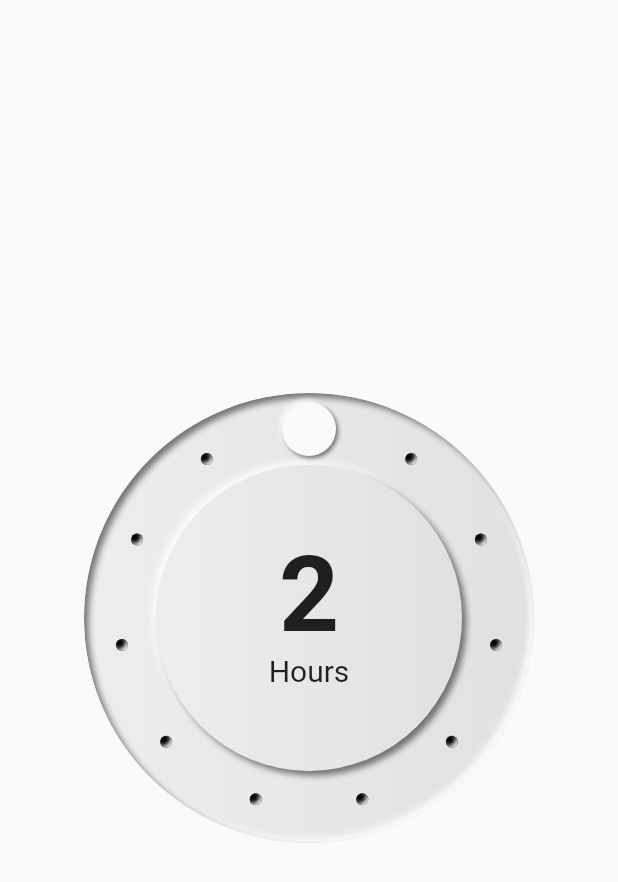
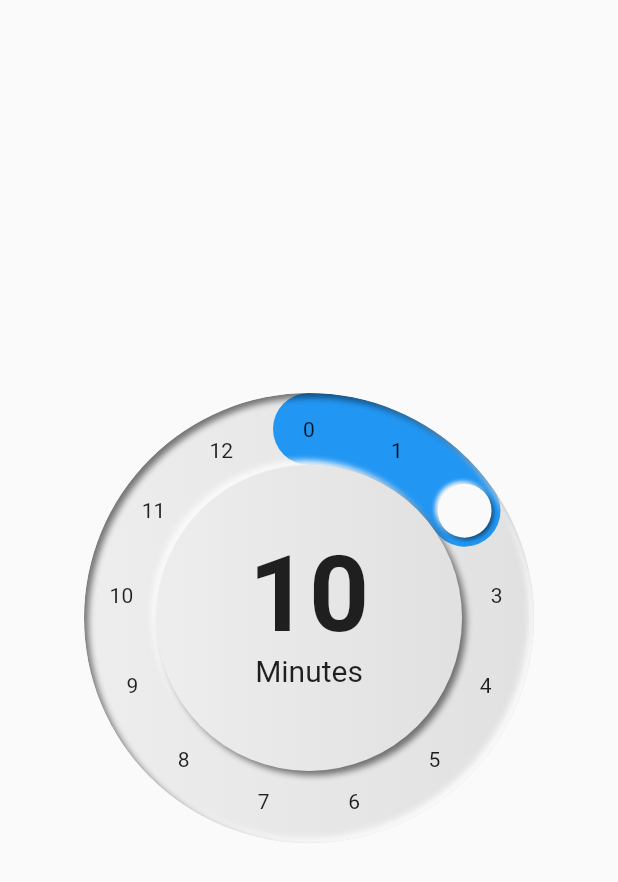
Before and after one commit to SHAJED99/flutter_utils, a Flutter app: the screen it shows after launch, on a phone screen of 412 x 824 dp. Shown: the top 882 px of the screen. Run offline on Flutter 3.47's test engine with Material 2 defaults, Android fonts, the light colour scheme and no system bars; our stand-ins replace flutter_inset_box_shadow.

Commit message:
Update main.dart

```diff
--- a/widgets/time_range_selector_widget/lib/main.dart
+++ b/widgets/time_range_selector_widget/lib/main.dart
@@ -9,7 +9,7 @@ class MyApp extends StatelessWidget {
   const MyApp({super.key});
 
   final initialValue = 2;
-  final minTime = 2;
+  final minTime = 0;
   final maxTime = 12;
   final double stockWidth = 24 * 2;
 
@@ -52,25 +52,25 @@ class MyApp extends StatelessWidget {
                         ],
                       ),
                     ),
+                    // child: Center(
+                    //   child: Column(
+                    //     mainAxisSize: MainAxisSize.min,
+                    //     children: [
+                    //       Text(currentTime.toString(), style: const TextStyle(fontSize: 70, fontWeight: FontWeight.bold, height: 1)),
+                    //       Text(currentTime > 1 ? "Hours" : "Hour", style: const TextStyle(fontSize: 20, fontWeight: FontWeight.normal)),
+                    //     ],
+                    //   ),
+                    // ),
+
                     child: Center(
                       child: Column(
                         mainAxisSize: MainAxisSize.min,
                         children: [
-                          Text(currentTime.toString(), style: const TextStyle(fontSize: 70, fontWeight: FontWeight.bold, height: 1)),
-                          Text(currentTime > 1 ? "Hours" : "Hour", style: const TextStyle(fontSize: 20, fontWeight: FontWeight.normal)),
+                          Text((currentTime * 5).toString(), style: const TextStyle(fontSize: 70, fontWeight: FontWeight.bold, height: 1)),
+                          Text(currentTime > 0 ? "Minutes" : "Minute", style: const TextStyle(fontSize: 20, fontWeight: FontWeight.normal)),
                         ],
                       ),
                     ),
-
-                    // child: Center(
-                    //   child: Column(
-                    //     mainAxisSize: MainAxisSize.min,
-                    //     children: [
-                    //       Text((currentTime * 5).toString(), style: const TextStyle(fontSize: 70, fontWeight: FontWeight.bold, height: 1)),
-                    //       Text(currentTime > 0 ? "Minutes" : "Minute", style: const TextStyle(fontSize: 20, fontWeight: FontWeight.normal)),
-                    //     ],
-                    //   ),
-                    // ),
                   );
                 },
                 // backgroundColor: Colors.amberAccent,
@@ -94,11 +94,9 @@ class MyApp extends StatelessWidget {
 
                 // positionalDotSize: 24,
                 // positionalDotColor: Colors.black54,
-                // positionalDotBuilder: (itemIndex, offset) {
-                //   return Container(
-                //     child: FittedBox(child: Text((itemIndex + minTime).toString())),
-                //   );
-                // },
+                positionalDotBuilder: (itemIndex, offset) {
+                  return FittedBox(child: Text((itemIndex + minTime).toString()));
+                },
               ),
             ),
           ),
```
